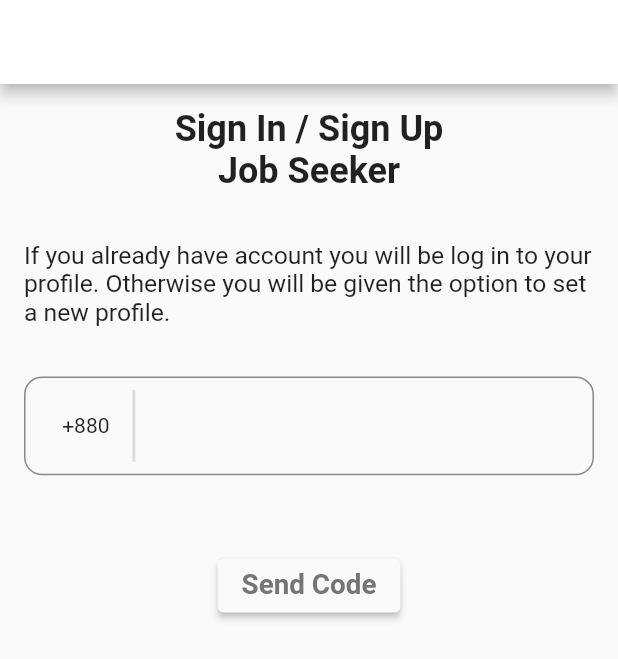
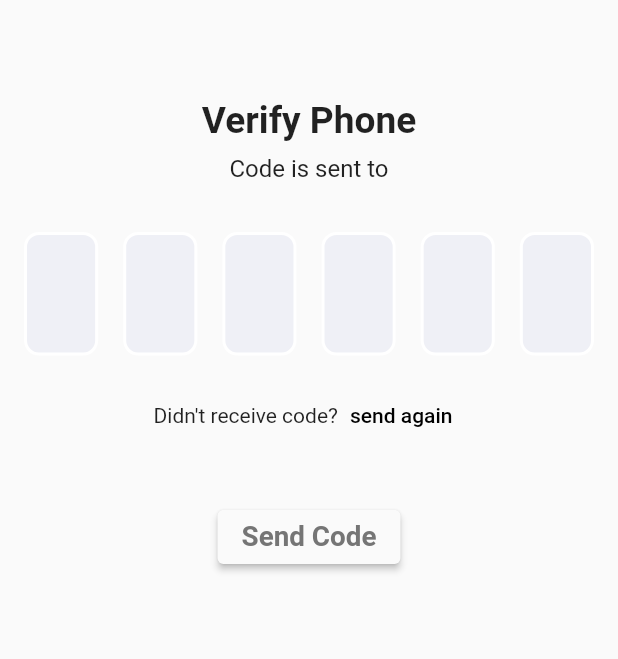
Before and after one commit to SyedMahamudulHasan/bringin, a Flutter app: the screen it shows after launch, on a phone screen of 412 x 824 dp. Shown: the top 659 px of the screen. Run offline on Flutter 3.47's test engine with Material 2 defaults, Android fonts, the phone set to English and light mode, and no system bars; drawn by our look-alikes of pin_code_fields; our stand-ins replace dio, flutter_riverpod, fluttertoast.

Commit message:
otp screen

```diff
--- a/lib/main.dart
+++ b/lib/main.dart
@@ -1,4 +1,5 @@
 import 'package:bringin/view/login_select_screen.dart';
+import 'package:bringin/view/otp_screen.dart';
 import 'package:bringin/view/scplash_screen.dart';
 import 'package:bringin/view/signinandup_screen.dart';
 import 'package:flutter/material.dart';
@@ -21,11 +22,12 @@ class MyApp extends StatelessWidget {
         primarySwatch: Colors.blue,
         fontFamily: "roboto",
       ),
-      initialRoute: AuthenticationScreen.id,
+      initialRoute: OTPScreen.id,
       routes: {
         SplashScreen.id: ((context) => const SplashScreen()),
         LoginSelectScreeen.id: (context) => const LoginSelectScreeen(),
         AuthenticationScreen.id: (context) => const AuthenticationScreen(),
+        OTPScreen.id:(context) => const OTPScreen(),
       },
     );
   }
--- a/lib/model/constants.dart
+++ b/lib/model/constants.dart
@@ -2,4 +2,5 @@ import 'package:flutter/material.dart';
 
 class KColor{
   static const Color secondaryColor = Color(0xff45ED89);
+  static const Color boxColor = Color(0xffEFF0F6);
 }
--- /dev/null
+++ b/lib/view/otp_screen.dart
@@ -0,0 +1,109 @@
+import 'package:bringin/model/constants.dart';
+import 'package:flutter/material.dart';
+import 'package:flutter_riverpod/flutter_riverpod.dart';
+import 'package:pin_code_fields/pin_code_fields.dart';
+
+class OTPScreen extends ConsumerStatefulWidget {
+  const OTPScreen({super.key});
+static const id = "/OTPScreen";
+  @override
+  ConsumerState<ConsumerStatefulWidget> createState() => _OTPScreenState();
+}
+
+class _OTPScreenState extends ConsumerState<OTPScreen> {
+
+  late TextEditingController _otpController;
+
+  @override
+  void initState() {
+    _otpController = TextEditingController();
+    super.initState();
+  }
+
+  @override
+  void dispose() {
+    _otpController.dispose();
+    super.dispose();
+  }
+
+  @override
+  Widget build(BuildContext context) {
+    final Size size = MediaQuery.of(context).size;
+    return Scaffold(
+      body: GestureDetector(
+        onTap: (){
+          FocusScope.of(context).unfocus();
+        },
+        child: SingleChildScrollView(
+          physics:const  NeverScrollableScrollPhysics(),
+          child: Padding(
+            padding: const EdgeInsets.all(16.0),
+            child: Column(children: [
+              SizedBox(height: size.height*0.06,),
+              Text("Verify Phone", style:Theme.of(context).textTheme.headline5!.copyWith(fontWeight: FontWeight.w700, fontSize: size.width*0.06),),
+            SizedBox(height: size.height*0.01,),
+              Text("Code is sent to", style: Theme.of(context).textTheme.subtitle1,),
+               SizedBox(height: size.height*0.04,),
+              SizedBox(
+                    //width: size.width * 0.70,
+                    child: PinCodeTextField(
+                      appContext: context,
+                      pastedTextStyle: TextStyle(
+                        color: Colors.green.shade600,
+                        fontWeight: FontWeight.bold,
+                      ),
+                      length: 6,
+                      obscureText: false,
+                      animationType: AnimationType.fade,
+                      pinTheme: PinTheme(
+                        shape: PinCodeFieldShape.box,
+                        borderRadius: BorderRadius.circular(10),
+                        fieldHeight: size.height * 0.10,
+                        fieldWidth: size.width * 0.12,
+                        inactiveFillColor: KColor.boxColor, //KConstColors.primaryColor,
+                        inactiveColor: Colors.white, //KConstColors.primaryColor,
+                        selectedColor : KColor.boxColor,
+                        selectedFillColor: Color(0xFFFFFFFF),
+                        activeFillColor: KColor.boxColor,
+                        activeColor: KColor.boxColor,
+                      ),
+                      cursorColor: Colors.black,
+                      animationDuration: const Duration(milliseconds: 300),
+                      enableActiveFill: true,
+                      controller: _otpController,
+                      keyboardType: TextInputType.number,
+                      boxShadows: const [
+                        // BoxShadow(
+                        //   offset: Offset(0, 1),
+                        //   color: Colors.black12,
+                        //   blurRadius: 10,
+                        // )
+                      ],
+                      onCompleted: (v) {},
+                      onChanged: (value) {
+                        print(value);
+                        setState(() {});
+                      },
+                    ),
+                  ),
+
+                 Row(
+                  mainAxisAlignment: MainAxisAlignment.center,
+                  mainAxisSize: MainAxisSize.max,
+                  children: [
+                    Text("Didn't receive code?"),
+                    TextButton(onPressed: (){}, child: Text("send again", style: TextStyle(color: Colors.black),)
+                    )
+                  ],
+                 ),
+                  SizedBox(height: size.height*0.04,),
+                 ElevatedButton(onPressed: (){}, style: ElevatedButton.styleFrom(backgroundColor: Colors.grey.shade50),
+                      child: Text("Send Code", style: TextStyle(fontWeight: FontWeight.w700, fontSize: size.width*0.045, color: Colors.grey.shade600 ),))
+
+            ]),
+          ),
+        ),
+      ),
+    );
+  }
+}
--- a/pubspec.yaml
+++ b/pubspec.yaml
@@ -39,6 +39,7 @@ dependencies:
   flutter_riverpod: ^2.1.3
   fluttertoast: ^8.1.2
   dio: ^4.0.6
+  pin_code_fields: ^7.4.0
 
 dev_dependencies:
   flutter_test:
```
Also changed, not shown: pubspec.lock.
